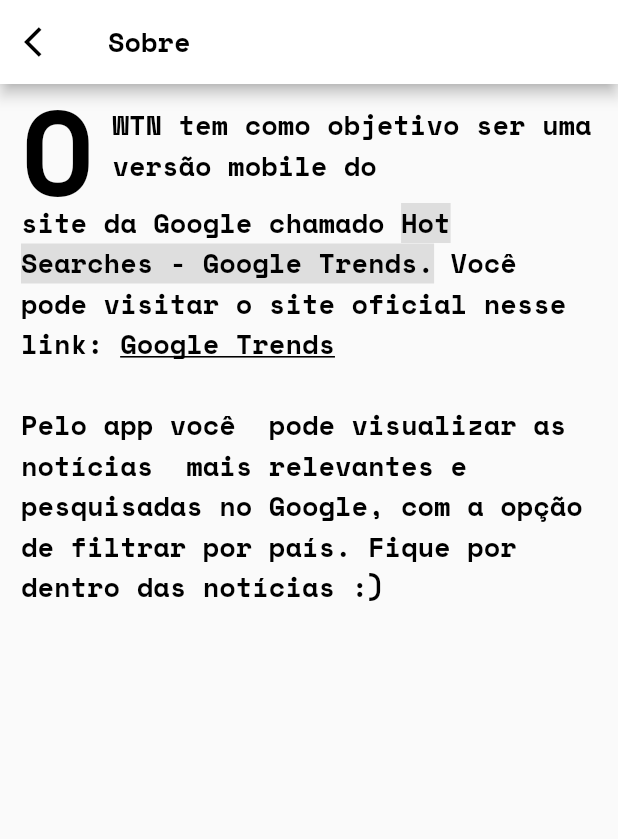
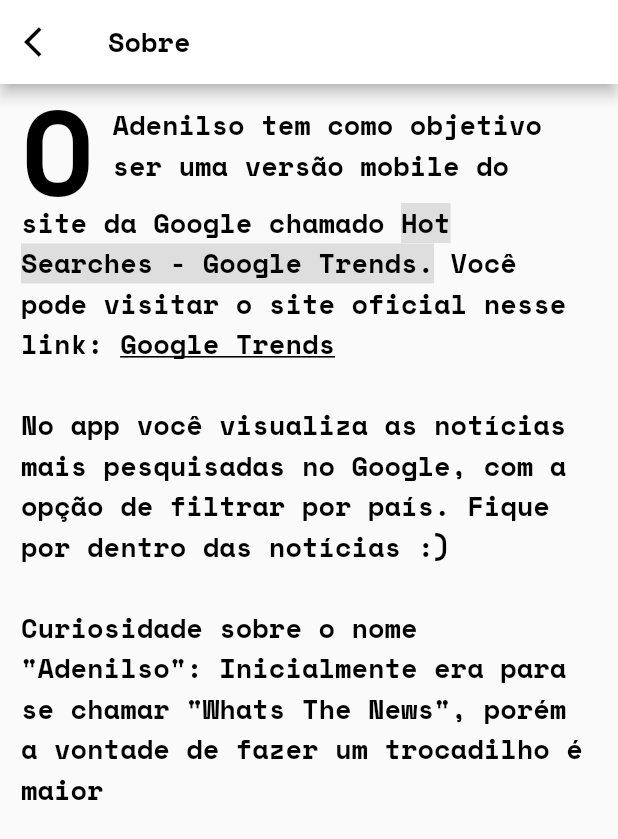
Before and after one commit to joao-cabral/wtn_project, a Flutter app: the AboutView screen opened by its route, on a phone screen of 412 x 824 dp. Shown: the top 839 px of the screen. Run offline on Flutter 3.47's test engine with Material 2 defaults, Android fonts, the phone set to English and light mode, and no system bars; our stand-ins replace animated_text_kit, flutter_local_notifications, flutter_native_timezone, flutter_staggered_animations, google_fonts, google_mobile_ads and 5 more; missing offline and left inert: flutter_email_sender, launch_review; network calls fail.

Commit message:
feat: change name app in description and add more information

```diff
--- a/lib/views/menu_views/about_view.dart
+++ b/lib/views/menu_views/about_view.dart
@@ -65,7 +65,7 @@ class AboutView extends StatelessWidget {
                     ),
                     Expanded(
                       child: Text(
-                        "WTN tem como objetivo ser uma versão mobile do ",
+                        "Adenilso tem como objetivo ser uma versão mobile do ",
                         style: GoogleFonts.spaceMono(
                           fontSize: 18,
                           fontWeight: FontWeight.w700,
@@ -128,7 +128,24 @@ class AboutView extends StatelessWidget {
                     ),
                     TextSpan(
                       text:
-                          "Pelo app você  pode visualizar as notícias  mais relevantes e pesquisadas no Google, com a opção de filtrar por país. Fique por dentro das notícias :)",
+                          "No app você visualiza as notícias mais pesquisadas no Google, com a opção de filtrar por país. Fique por dentro das notícias :)",
+                      style: GoogleFonts.spaceMono(
+                        fontSize: 18,
+                        fontWeight: FontWeight.w700,
+                        color: Colors.black,
+                      ),
+                    ),
+                    TextSpan(
+                      text: "\n\n",
+                      style: GoogleFonts.spaceMono(
+                        fontSize: 18,
+                        fontWeight: FontWeight.w700,
+                        color: Colors.black,
+                      ),
+                    ),
+                    TextSpan(
+                      text:
+                          '''Curiosidade sobre o nome "Adenilso": Inicialmente era para se chamar "Whats The News", porém a vontade de fazer um trocadilho é maior''',
                       style: GoogleFonts.spaceMono(
                         fontSize: 18,
                         fontWeight: FontWeight.w700,
```
